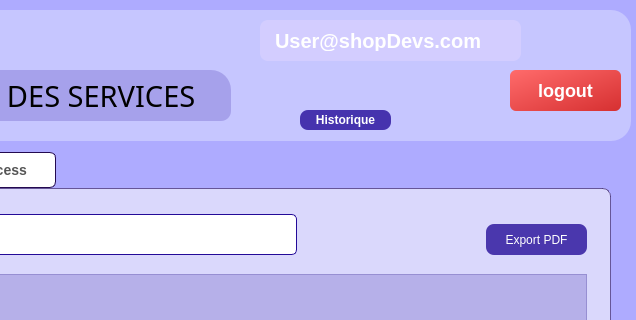
Above: src/services/services.ui from MontaCHOUIG/MallFlow before the change; both pictures show x 740 to 1376 and y 0 to 320 of the 1376 by 800 pixel window. Below: the same form after it.
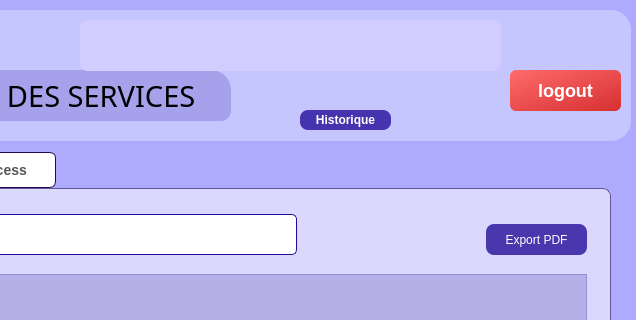
That is the form after the change. Icons and pictures are not drawn.

The edit to the form file:
```diff
--- a/src/services/services.ui
+++ b/src/services/services.ui
@@ -1070,31 +1070,6 @@
     <property name="frameShadow">
      <enum>QFrame::Shadow::Raised</enum>
     </property>
-    <widget class="QLabel" name="label_6">
-     <property name="geometry">
-      <rect>
-       <x>780</x>
-       <y>10</y>
-       <width>261</width>
-       <height>41</height>
-      </rect>
-     </property>
-     <property name="styleSheet">
-      <string notr="true">QLabel {
-    color: white; /* Text color */
-    background-color: rgb(211, 205, 255); /* Blue background */
-    font-size: 20px; /* Text size */
-    font-weight: bold; /* Bold text */
-    padding: 10px; /* Space inside the label */
-    border-radius: 8px; /* Rounded corners */
-    text-align: center; /* Centers text */
-}
-</string>
-     </property>
-     <property name="text">
-      <string>User@shopDevs.com</string>
-     </property>
-    </widget>
     <widget class="QLabel" name="Sp_Label_Titre">
      <property name="geometry">
       <rect>
@@ -1232,6 +1207,31 @@
       <string>SOS</string>
      </property>
     </widget>
+    <widget class="QLabel" name="label_authUser">
+     <property name="geometry">
+      <rect>
+       <x>600</x>
+       <y>10</y>
+       <width>421</width>
+       <height>51</height>
+      </rect>
+     </property>
+     <property name="styleSheet">
+      <string notr="true">QLabel {
+    color: white; /* Text color */
+    background-color: rgb(211, 205, 255); /* Blue background */
+    font-size: 20px; /* Text size */
+    font-weight: bold; /* Bold text */
+    padding: 10px; /* Space inside the label */
+    border-radius: 8px; /* Rounded corners */
+    text-align: center; /* Centers text */
+}
+</string>
+     </property>
+     <property name="text">
+      <string/>
+     </property>
+    </widget>
    </widget>
    <zorder>Bg_imzge</zorder>
    <zorder>tabWidget</zorder>
```
Left out of the diff: 4 changed lines with no effect on the pictures.
